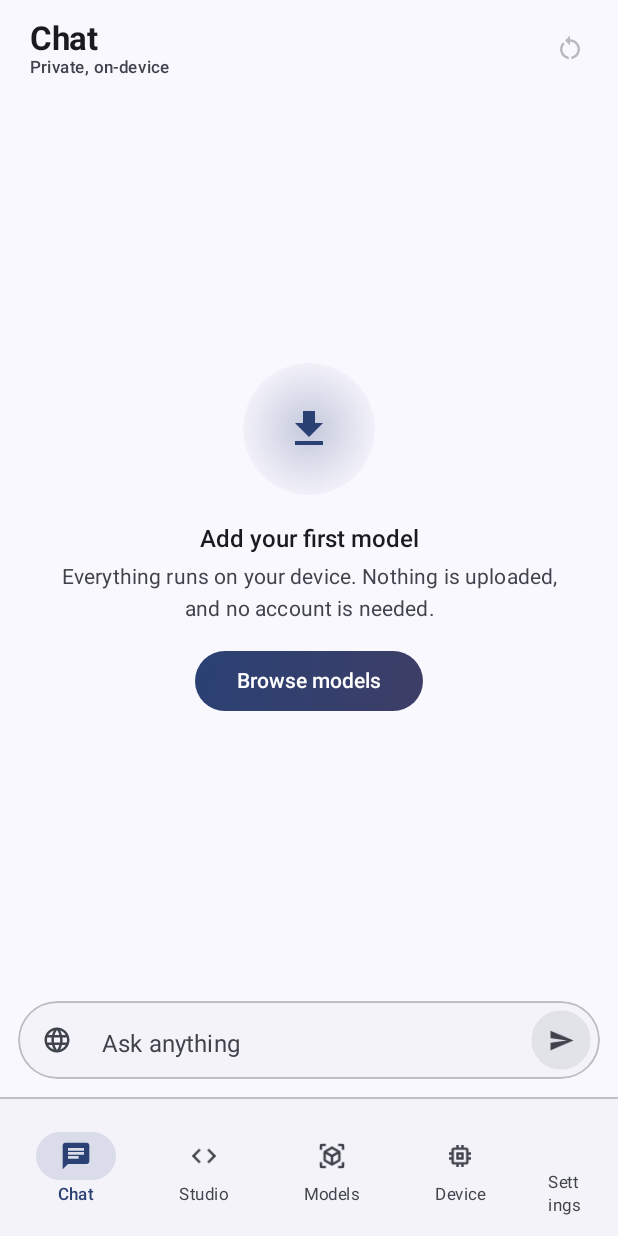
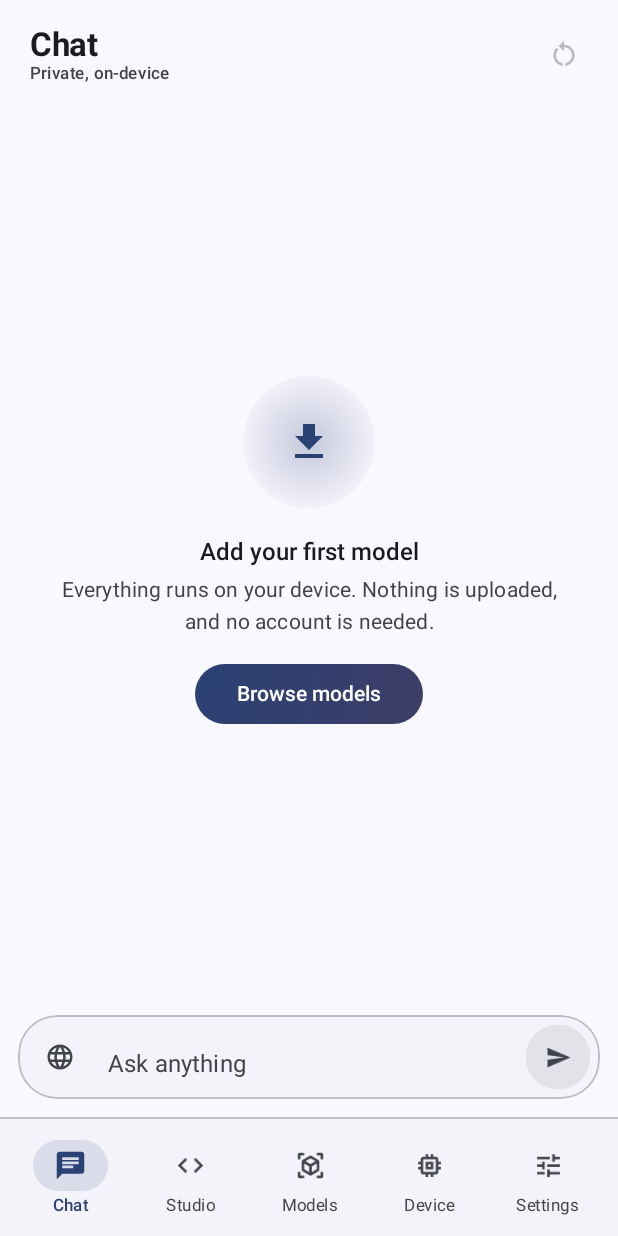
Before and after one commit to Basio96547/Uhvfgk, an Android app built with Jetpack Compose: the screen it shows after launch (MainActivity), on a phone screen of 412 x 824 dp. Run offline under Robolectric (Android 15) with nearby library versions, the phone set to English and light mode, and no system bars; pictures from the network do not load.

Commit message:
Size the layouts for the reference device, and fix what the fifth tab broke
The S25 Ultra is 411 x 891 dp. At 1440x3120 physical pixels that sounds
enormous, but Samsung ships density 3.5, so in layout units it is exactly as
wide as an ordinary phone and unusually tall. Designing for "a big screen" by
widening things is the wrong instinct — the room is vertical. ui/theme/Layout.kt
holds the arithmetic as plain functions derived from the real window size, so
tuning for this phone doesn't break any other one.

The navigation bar was overflowing, and adding the Studio tab is what did it.
Five items at the padding four used need 425dp of a 395dp row, so the last tab
was pushed off the edge. Items take equal weighted shares now and the pill
padding is computed from width and tab count. The test asserts the row fits and
that each item still meets the 48dp touch target — squeezed items fit and then
get mistapped.

Header buttons were 40dp, Studio toolbar buttons 38dp, send/mic/search 44dp.
All under the platform minimum, all reading small on the largest screen in the
range, all 48dp now.

The preview was the real "out of proportion": a WebView with no viewport meta
tag lays out at 980px and scales the result down, so a page written for a phone
arrives looking like a shrunken desktop site. ensureViewport injects the tag
when the model leaves it out, and the WebView is pinned to device width with
the system font scale ignored — that scale belongs to the app's own text, not
to a layout the model sized itself.

Bubble width became a proportion: 340dp was 83% of this screen and 96% of a
small one, so one constant read as roomy on one phone and edge-to-edge on
another. And enableEdgeToEdge draws behind the system bars with nothing
accounting for the keyboard, so one imePadding at the root now lifts content
and navigation together on every screen.

144 Kotlin tests.

```diff
--- a/app/src/main/java/com/example/ondevicellm/MainActivity.kt
+++ b/app/src/main/java/com/example/ondevicellm/MainActivity.kt
@@ -27,6 +27,7 @@ import androidx.compose.foundation.layout.Spacer
 import androidx.compose.foundation.layout.fillMaxSize
 import androidx.compose.foundation.layout.fillMaxWidth
 import androidx.compose.foundation.layout.height
+import androidx.compose.foundation.layout.imePadding
 import androidx.compose.foundation.layout.navigationBarsPadding
 import androidx.compose.foundation.layout.padding
 import androidx.compose.foundation.layout.size
@@ -61,6 +62,8 @@ import androidx.compose.ui.draw.scale
 import androidx.compose.ui.graphics.Color
 import androidx.compose.ui.graphics.vector.ImageVector
 import androidx.compose.ui.text.font.FontWeight
+import androidx.compose.ui.platform.LocalConfiguration
+import androidx.compose.ui.text.style.TextOverflow
 import androidx.compose.ui.unit.dp
 import androidx.lifecycle.compose.collectAsStateWithLifecycle
 import androidx.lifecycle.viewmodel.compose.viewModel
@@ -75,6 +78,7 @@ import com.example.ondevicellm.ui.ModelsScreen
 import com.example.ondevicellm.ui.SettingsScreen
 import com.example.ondevicellm.ui.StudioScreen
 import com.example.ondevicellm.ui.theme.OnDeviceLLMTheme
+import com.example.ondevicellm.ui.theme.Layout
 import com.example.ondevicellm.ui.theme.Space
 import com.example.ondevicellm.ui.theme.hairlineColor
 
@@ -152,7 +156,16 @@ private fun AppContent(viewModel: ChatViewModel) {
         modifier = Modifier.fillMaxSize(),
         color = MaterialTheme.colorScheme.background,
     ) {
-        Column(Modifier.fillMaxSize().statusBarsPadding()) {
+        // enableEdgeToEdge() draws behind the system bars, so the keyboard has
+        // to be accounted for explicitly or it sits on top of the text field.
+        // Applied once at the root: every screen with an input gets it, and the
+        // navigation bar rides up with the content rather than being buried.
+        Column(
+            Modifier
+                .fillMaxSize()
+                .statusBarsPadding()
+                .imePadding()
+        ) {
 
             AppHeader(
                 destination = destination,
@@ -296,7 +309,7 @@ private fun HeaderButton(
     }
     Box(
         modifier = Modifier
-            .size(40.dp)
+            .size(Layout.TOUCH_TARGET_DP.dp)
             .clip(CircleShape)
             .background(
                 if (accent) MaterialTheme.colorScheme.primary.copy(alpha = 0.12f)
@@ -305,7 +318,7 @@ private fun HeaderButton(
             .clickable(enabled = enabled, onClick = onClick),
         contentAlignment = Alignment.Center,
     ) {
-        Icon(icon, contentDescription = description, tint = tint, modifier = Modifier.size(20.dp))
+        Icon(icon, contentDescription = description, tint = tint, modifier = Modifier.size(21.dp))
     }
 }
 
@@ -329,13 +342,20 @@ private fun BottomBar(selected: Destination, onSelect: (Destination) -> Unit) {
                 .background(MaterialTheme.colorScheme.surfaceContainerLow)
                 .navigationBarsPadding()
                 .padding(horizontal = Space.sm, vertical = Space.sm),
-            horizontalArrangement = Arrangement.SpaceEvenly,
+            horizontalArrangement = Arrangement.spacedBy(2.dp),
             verticalAlignment = Alignment.CenterVertically,
         ) {
+            val widthDp = LocalConfiguration.current.screenWidthDp
+            val pillPadding = Layout.navPillPadding(widthDp, Destination.entries.size).dp
             Destination.entries.forEach { item ->
                 NavItem(
                     item = item,
                     isSelected = item == selected,
+                    pillPadding = pillPadding,
+                    // Equal shares of the row: five tabs at the padding four
+                    // used needed 425dp of a 395dp row, and the last one fell
+                    // off the edge.
+                    modifier = Modifier.weight(1f),
                     onClick = { onSelect(item) },
                 )
             }
@@ -344,7 +364,13 @@ private fun BottomBar(selected: Destination, onSelect: (Destination) -> Unit) {
 }
 
 @Composable
-private fun NavItem(item: Destination, isSelected: Boolean, onClick: () -> Unit) {
+private fun NavItem(
+    item: Destination,
+    isSelected: Boolean,
+    pillPadding: androidx.compose.ui.unit.Dp,
+    modifier: Modifier = Modifier,
+    onClick: () -> Unit,
+) {
     val label = item.title(LocalStrings.current)
     val iconScale by animateFloatAsState(
         targetValue = if (isSelected) 1f else 0.92f,
@@ -362,14 +388,14 @@ private fun NavItem(item: Destination, isSelected: Boolean, onClick: () -> Unit)
     )
 
     Column(
-        modifier = Modifier
+        modifier = modifier
             .clip(RoundedCornerShape(18.dp))
             .clickable(
                 interactionSource = remember { MutableInteractionSource() },
                 indication = null,
                 onClick = onClick,
             )
-            .padding(horizontal = Space.lg, vertical = 6.dp),
+            .padding(vertical = 6.dp),
         horizontalAlignment = Alignment.CenterHorizontally,
     ) {
         Box(
@@ -382,14 +408,14 @@ private fun NavItem(item: Destination, isSelected: Boolean, onClick: () -> Unit)
                         Modifier
                     }
                 )
-                .padding(horizontal = Space.lg, vertical = 5.dp),
+                .padding(horizontal = pillPadding, vertical = 6.dp),
             contentAlignment = Alignment.Center,
         ) {
             Icon(
                 item.icon,
                 contentDescription = label,
                 tint = tint,
-                modifier = Modifier.size(21.dp).scale(iconScale),
+                modifier = Modifier.size(Layout.NAV_ICON_DP.dp).scale(iconScale),
             )
         }
         Spacer(Modifier.height(3.dp))
@@ -398,6 +424,8 @@ private fun NavItem(item: Destination, isSelected: Boolean, onClick: () -> Unit)
             style = MaterialTheme.typography.labelSmall,
             color = tint,
             fontWeight = if (isSelected) FontWeight.SemiBold else FontWeight.Normal,
+            maxLines = 1,
+            overflow = TextOverflow.Ellipsis,
         )
     }
 }
--- a/app/src/main/java/com/example/ondevicellm/ui/ChatScreen.kt
+++ b/app/src/main/java/com/example/ondevicellm/ui/ChatScreen.kt
@@ -63,6 +63,7 @@ import androidx.compose.ui.draw.clip
 import androidx.compose.ui.draw.rotate
 import androidx.compose.ui.draw.scale
 import androidx.compose.ui.graphics.Color
+import androidx.compose.ui.platform.LocalConfiguration
 import androidx.compose.ui.platform.LocalContext
 import androidx.compose.ui.platform.LocalUriHandler
 import androidx.compose.ui.text.font.FontStyle
@@ -83,6 +84,7 @@ import com.example.ondevicellm.llm.QueryKind
 import com.example.ondevicellm.llm.RoutingDecision
 import com.example.ondevicellm.web.SearchSource
 import com.example.ondevicellm.ui.theme.Gradients
+import com.example.ondevicellm.ui.theme.Layout
 import com.example.ondevicellm.ui.theme.Space
 import com.example.ondevicellm.ui.theme.hairlineColor
 import com.example.ondevicellm.ui.theme.panel
@@ -372,7 +374,11 @@ private fun MessageRow(
         modifier = Modifier.fillMaxWidth(),
         horizontalAlignment = if (isUser) Alignment.End else Alignment.Start,
     ) {
-        Column(Modifier.widthIn(max = 340.dp)) {
+        // A proportion, not 340dp: that constant was 83% of an S25 Ultra and
+        // 96% of a small phone, so one screen looked roomy and the other
+        // edge-to-edge.
+        val bubbleMax = Layout.bubbleMaxWidth(LocalConfiguration.current.screenWidthDp).dp
+        Column(Modifier.widthIn(max = bubbleMax)) {
 
             // Says why this reply was routed the way it was, so a missing search
             // or a skipped chain of thought is explained rather than mysterious.
@@ -783,7 +789,7 @@ private fun SearchToggle(enabled: Boolean, onClick: () -> Unit) {
     val s = LocalStrings.current
     Box(
         modifier = Modifier
-            .size(44.dp)
+            .size(Layout.TOUCH_TARGET_DP.dp)
             .clip(CircleShape)
             .background(
                 if (enabled) MaterialTheme.colorScheme.primary.copy(alpha = 0.16f)
@@ -815,7 +821,7 @@ private fun MicButton(isListening: Boolean, enabled: Boolean, onClick: () -> Uni
     )
     Box(
         modifier = Modifier
-            .size(44.dp)
+            .size(Layout.TOUCH_TARGET_DP.dp)
             .scale(scale)
             .clip(CircleShape)
             .background(
@@ -848,7 +854,7 @@ internal fun SendButton(enabled: Boolean, onClick: () -> Unit) {
     )
     Box(
         modifier = Modifier
-            .size(44.dp)
+            .size(Layout.TOUCH_TARGET_DP.dp)
             .scale(scale)
             .clip(CircleShape)
             .then(
--- /dev/null
+++ b/app/src/main/java/com/example/ondevicellm/ui/theme/Layout.kt
@@ -0,0 +1,85 @@
+package com.example.ondevicellm.ui.theme
+
+/**
+ * Layout arithmetic, derived from the window rather than guessed.
+ *
+ * The reference device is a Galaxy S25 Ultra: **411 × 891 dp**. Note what that
+ * is and isn't — at 1440×3120 physical pixels it sounds enormous, but Samsung
+ * ships it at density 3.5, so in layout units it is exactly as *wide* as an
+ * ordinary phone and unusually *tall*. Designing for "a big screen" by making
+ * things wider is therefore the wrong instinct; the room is vertical.
+ *
+ * That distinction is what broke the navigation bar. Five tabs at the padding
+ * four tabs used need 425 dp of a 395 dp row, so the last one was pushed off
+ * the edge. Numbers like that should fail a test, not a user's eye, so the
+ * arithmetic lives here as plain functions.
+ *
+ * Everything is computed from the real window size, so tuning for this phone
+ * does not mean breaking every other one.
+ */
+object Layout {
+
+    /** The reference device, for tests and for reading the numbers below. */
+    const val REFERENCE_WIDTH_DP = 411
+    const val REFERENCE_HEIGHT_DP = 891
+
+    /** Material's minimum touch target. Below this, taps start missing. */
+    const val TOUCH_TARGET_DP = 48
+
+    /** Padding at the outer edges of the navigation row. */
+    const val NAV_ROW_PADDING_DP = 8
+
+    /** Icon drawn inside a navigation item. */
+    const val NAV_ICON_DP = 22
+
+    /**
+     * Horizontal padding inside a navigation item's selected pill.
+     *
+     * Shrinks as tabs are added, because the row's width does not grow. Never
+     * below 6 dp, where the pill stops reading as a pill.
+     */
+    fun navPillPadding(widthDp: Int, tabs: Int): Int {
+        if (tabs <= 0) return 14
+        val perItem = (widthDp - NAV_ROW_PADDING_DP * 2) / tabs
+        // Leave a couple of dp of breathing room between neighbouring pills.
+        val available = (perItem - NAV_ICON_DP - 4) / 2
+        return available.coerceIn(6, 14)
+    }
+
+    /** Width of one navigation item's pill at the padding [navPillPadding] gives. */
+    fun navItemWidth(widthDp: Int, tabs: Int): Int =
+        navPillPadding(widthDp, tabs) * 2 + NAV_ICON_DP
+
+    /**
+     * True when [tabs] items still meet the touch target.
+     *
+     * Not "do they fit" — squeezed items fit and then get mistapped. The line
+     * is [TOUCH_TARGET_DP], which five tabs clear here and eight do not.
+     */
+    fun navFitsComfortably(widthDp: Int, tabs: Int): Boolean =
+        navItemWidth(widthDp, tabs) >= TOUCH_TARGET_DP
+
+    /**
+     * Widest a chat bubble may be.
+     *
+     * A proportion, not a constant: 340 dp was 83% of a 411 dp screen and 96%
+     * of a small one, so the same number read as roomy on one phone and
+     * edge-to-edge on another.
+     */
+    fun bubbleMaxWidth(widthDp: Int): Int = (widthDp * 0.84f).toInt().coerceAtLeast(220)
+
+    /**
+     * Widest a column of prose or settings should get.
+     *
+     * Only bites on tablets, foldables and DeX, where a full-width line is
+     * tiring to read. A phone is always narrower than this.
+     */
+    fun contentMaxWidth(widthDp: Int): Int = minOf(widthDp, 640)
+
+    /**
+     * True when the window is tall enough that a short empty state floating at
+     * the top looks stranded rather than deliberate.
+     */
+    fun isTall(widthDp: Int, heightDp: Int): Boolean =
+        widthDp > 0 && heightDp.toFloat() / widthDp >= 1.9f
+}
```
Also changed, not shown: app/src/main/java/com/example/ondevicellm/studio/CodeExtractor.kt (+38 -2 lines), app/src/main/java/com/example/ondevicellm/ui/StudioScreen.kt (+25 -4 lines), 4 other files.
